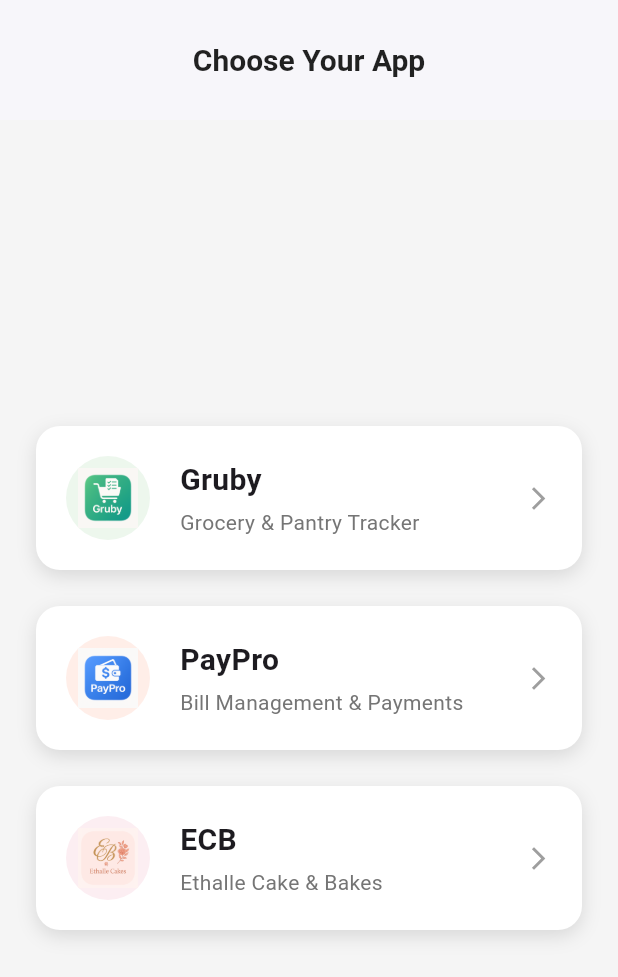
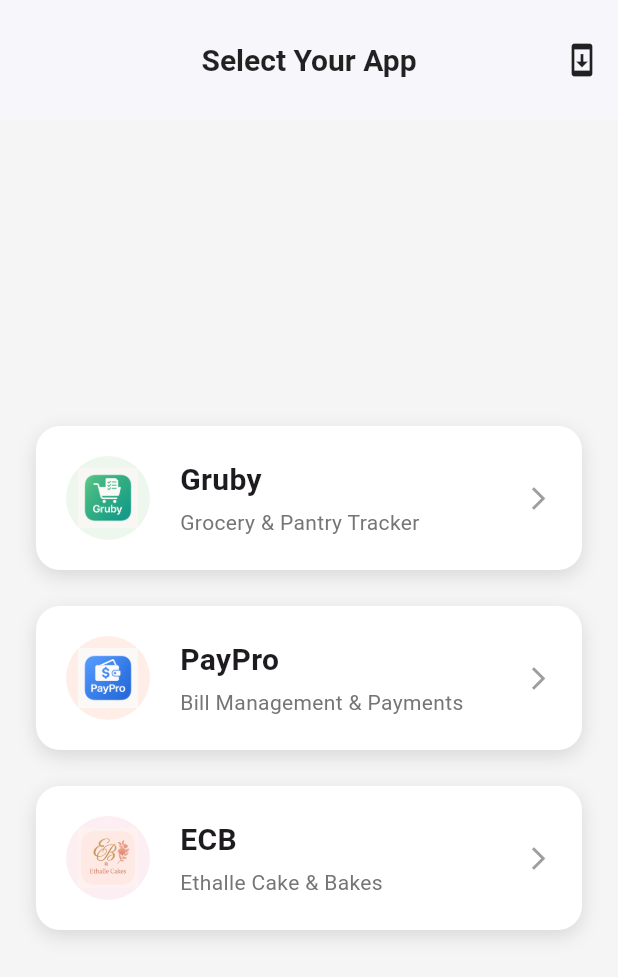
Before and after one commit to KCUkeka/grubypro, a Flutter app: the screen it shows after launch, on a phone screen of 412 x 824 dp. Shown: the top 977 px of the screen. Run offline on Flutter 3.47's test engine with Material 3 defaults, Android fonts, the phone set to English and light mode, and no system bars; our stand-ins replace csv, flutter_dotenv, google_sign_in, googleapis_auth, permission_handler, sqflite and 1 more; missing offline and left inert: desktop_updater, googleapis; accounts and stored records are empty.

Commit message:
Updated landing pate and added json to track updates

```diff
--- a/lib/screens/landing_page.dart
+++ b/lib/screens/landing_page.dart
@@ -2,9 +2,52 @@
 import 'package:grubypro/screens/ecb/ecb_home.dart';
 import 'package:grubypro/screens/gruby/grubyhome.dart';
 import 'paypro/paypro_home.dart';
+import 'package:desktop_updater/desktop_updater.dart';
 
-class LandingPage extends StatelessWidget {
+class LandingPage extends StatefulWidget {
   const LandingPage({super.key});
+
+  @override
+  State<LandingPage> createState() => _LandingPageState();
+}
+
+class _LandingPageState extends State<LandingPage> {
+  bool _isCheckingUpdate = false;
+
+  Future<void> _checkForUpdates() async {
+    setState(() => _isCheckingUpdate = true);
+
+    try {
+      final result = await DesktopUpdater.update(
+        version: '1.0.0', // current version of your app
+        url:
+            'https://raw.githubusercontent.com/<your-username>/<your-repo>/main/releases/latest.json',
+        appName: 'GrubyPro Suite',
+      );
+
+      switch (result) {
+        case UpdateResult.updated:
+          _showSnack('✅ Update downloaded! Please restart the app.');
+          break;
+        case UpdateResult.noUpdateAvailable:
+          _showSnack('Your app is up to date.');
+          break;
+        case UpdateResult.failed:
+          _showSnack('❌ Update failed. Try again later.');
+          break;
+      }
+    } catch (e) {
+      _showSnack('⚠️ Error checking for updates: $e');
+    } finally {
+      setState(() => _isCheckingUpdate = false);
+    }
+  }
+
+  void _showSnack(String message) {
+    ScaffoldMessenger.of(context).showSnackBar(
+      SnackBar(content: Text(message), behavior: SnackBarBehavior.floating),
+    );
+  }
 
   @override
   Widget build(BuildContext context) {
@@ -12,17 +55,31 @@
       backgroundColor: Colors.grey[100],
       appBar: AppBar(
         title: const Text(
-          'Choose Your App',
-          style: TextStyle(
-            fontWeight: FontWeight.bold, // Makes text bold
-            fontSize: 20, // Optional: Adjust font size if needed
-          ),
+          'Select Your App',
+          style: TextStyle(fontWeight: FontWeight.bold, fontSize: 20),
         ),
         centerTitle: true,
         backgroundColor: Colors.white,
         elevation: 1,
         foregroundColor: Colors.black87,
-        toolbarHeight: 80, // Increases AppBar height (brings text down)
+        toolbarHeight: 80,
+        actions: [
+          IconButton(
+            tooltip: 'Check for Updates',
+            icon:
+                _isCheckingUpdate
+                    ? const Padding(
+                      padding: EdgeInsets.all(8.0),
+                      child: SizedBox(
+                        width: 18,
+                        height: 18,
+                        child: CircularProgressIndicator(strokeWidth: 2),
+                      ),
+                    )
+                    : const Icon(Icons.system_update),
+            onPressed: _isCheckingUpdate ? null : _checkForUpdates,
+          ),
+        ],
       ),
       body: Padding(
         padding: const EdgeInsets.all(24.0),
@@ -45,7 +102,11 @@
             _AppCard(
               title: 'PayPro',
               description: 'Bill Management & Payments',
-              icon: Image.asset('lib/img/paypro_blue.png', width: 40, height: 40),
+              icon: Image.asset(
+                'lib/img/paypro_blue.png',
+                width: 40,
+                height: 40,
+              ),
               color: Colors.deepOrange,
               onTap: () {
                 Navigator.push(
@@ -104,7 +165,7 @@
               color: Colors.black12,
               blurRadius: 10,
               offset: const Offset(0, 4),
-            )
+            ),
           ],
         ),
         child: Row(
@@ -119,12 +180,18 @@
               child: Column(
                 crossAxisAlignment: CrossAxisAlignment.start,
                 children: [
-                  Text(title,
-                      style: const TextStyle(
-                          fontSize: 20, fontWeight: FontWeight.w600)),
+                  Text(
+                    title,
+                    style: const TextStyle(
+                      fontSize: 20,
+                      fontWeight: FontWeight.w600,
+                    ),
+                  ),
                   const SizedBox(height: 4),
-                  Text(description,
-                      style: TextStyle(fontSize: 14, color: Colors.grey[600])),
+                  Text(
+                    description,
+                    style: TextStyle(fontSize: 14, color: Colors.grey[600]),
+                  ),
                 ],
               ),
             ),
--- /dev/null
+++ b/releases/latest.json
@@ -0,0 +1,4 @@
+{
+  "version": "1.0.0",
+  "url": "https://github.com/<your-username>/<your-repo>/releases/download/v1.0.0/GrubyProSuite_Setup.exe"
+}
```
